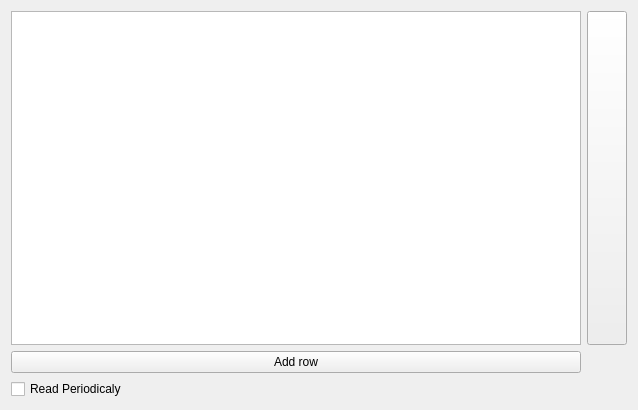
Old version of the form ui/FormTab2.ui in the repository DamirKh/plc_se.
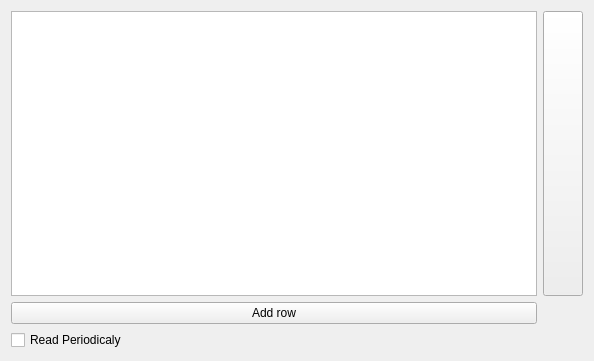
New version of the form. Icons and pictures are not drawn.

Patch:
```diff
--- a/ui/FormTab2.ui
+++ b/ui/FormTab2.ui
@@ -6,8 +6,8 @@
    <rect>
     <x>0</x>
     <y>0</y>
-    <width>638</width>
-    <height>410</height>
+    <width>594</width>
+    <height>361</height>
    </rect>
   </property>
   <property name="windowTitle">
```
